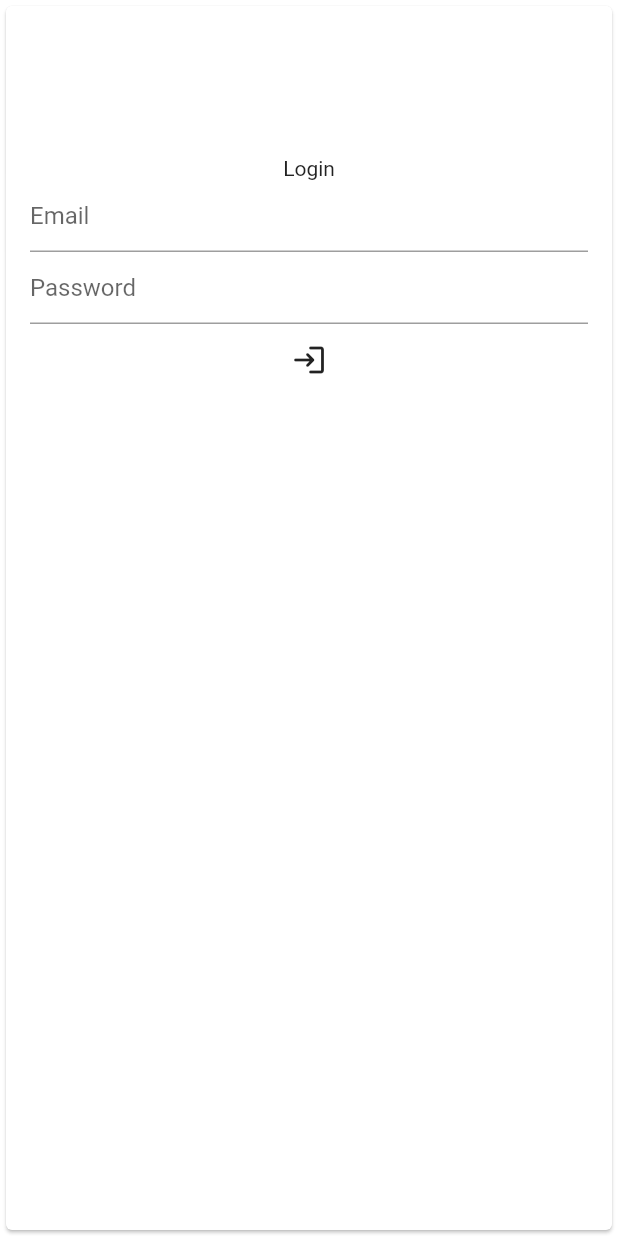
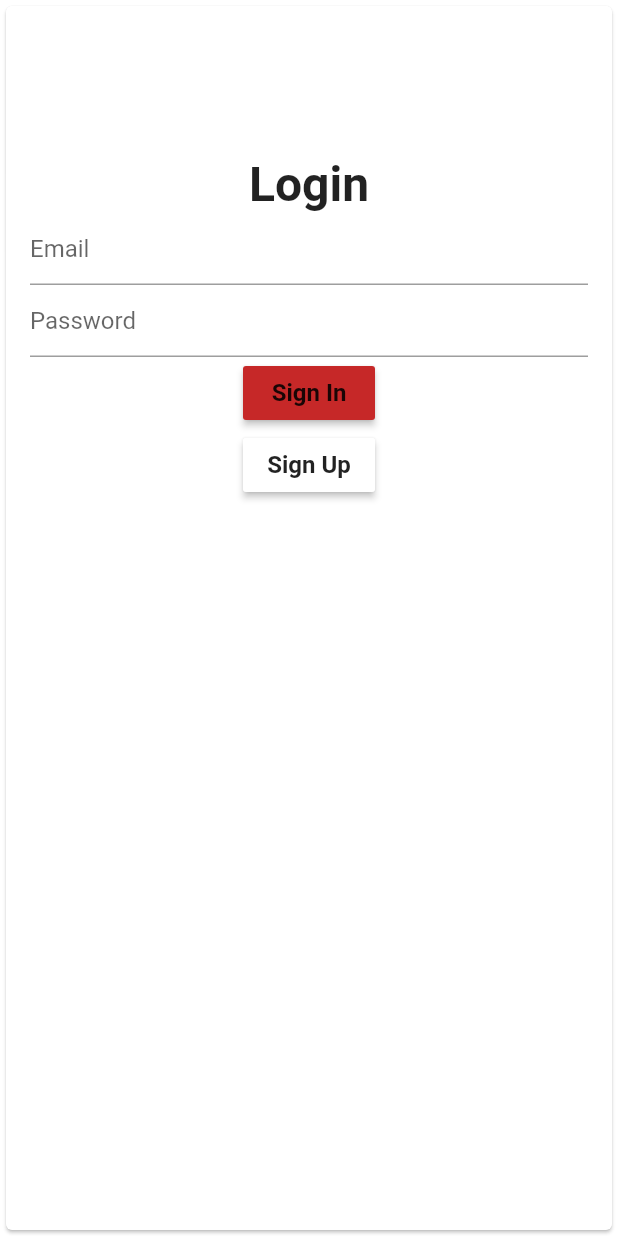
Before and after one commit to mgovilla/Goatbook, a Flutter app: the screen it shows after launch, on a phone screen of 412 x 824 dp. Run offline on Flutter 3.47's test engine with Material 2 defaults, Android fonts, the phone set to English and light mode, and no system bars; our stand-ins replace cloud_firestore, firebase_auth, firebase_core, google_sign_in; accounts and stored records are empty.

Commit message:
Added sigup functionality

```diff
--- a/goat_book/lib/views/login.dart
+++ b/goat_book/lib/views/login.dart
@@ -21,6 +21,9 @@ class LoginButton extends StatefulWidget {
   _LoginButtonState createState() => _LoginButtonState();
 }
 
+
+
+
 class _LoginButtonState extends State<LoginButton> {
   final _formKey = GlobalKey<FormState>();
   final uid = TextEditingController();
@@ -34,7 +37,9 @@ class _LoginButtonState extends State<LoginButton> {
             child: Padding(
                 padding: EdgeInsets.fromLTRB(16.0, 100.0, 16.0, 100.0),
                 child: Flex(direction: Axis.vertical, children: <Widget>[
-                  Text("Login"),
+                  Text("Login",
+                      style: TextStyle(
+                          fontWeight: FontWeight.bold, fontSize: 32.0)),
                   TextFormField(
                     controller: uid,
                     decoration: const InputDecoration(hintText: 'Email'),
@@ -48,6 +53,9 @@ class _LoginButtonState extends State<LoginButton> {
                   TextFormField(
                     controller: pass,
                     decoration: const InputDecoration(hintText: 'Password'),
+                    enableSuggestions: false,
+                    autocorrect: false,
+                    obscureText: true,
                     validator: (value) {
                       if (value.isEmpty) {
                         return 'Please Enter your password.';
@@ -55,14 +63,37 @@ class _LoginButtonState extends State<LoginButton> {
                       return null;
                     },
                   ),
-                  IconButton(
-                      icon: Icon(Icons.login_rounded),
-                      onPressed: () {
-                        if (_formKey.currentState.validate()) {
-                          FirebaseAuth.instance.signInWithEmailAndPassword(
-                              email: uid.text, password: pass.text);
-                        }
-                      })
+                  Column(children: <Widget>[
+                    MaterialButton(
+                        child: Text("Sign In",
+                                style: TextStyle(
+                                  fontWeight: FontWeight.bold, fontSize: 16.0)),
+                        color: Colors.red[800],
+                        onPressed: () {
+                          if (_formKey.currentState.validate()) {
+                            FirebaseAuth.instance.signInWithEmailAndPassword(
+                                email: uid.text, password: pass.text);
+                          }
+                        }),
+                        MaterialButton(
+                        child: Text("Sign Up",
+                                style: TextStyle(
+                                  fontWeight: FontWeight.bold, fontSize: 16.0)
+                        ),
+                        color: Colors.white,
+                        onPressed: () {
+                          if (_formKey.currentState.validate()) {
+                            try{
+                              FirebaseAuth.instance.createUserWithEmailAndPassword(
+                                email: uid.text, password: pass.text);
+                            }
+                            on FirebaseAuthException catch (e) {
+                              print(e.code);
+                            }
+                          }
+                        }),
+
+                  ])
                 ]))));
   }
 }
```
Also changed, not shown: goat_book/pubspec.lock.
